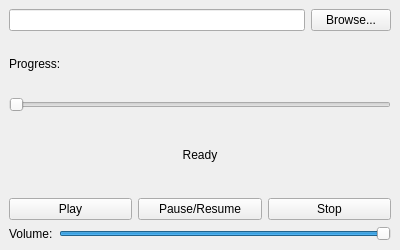
First picture: the form in src/mainwindow.ui, repository Virteso/music-player, before the edit.
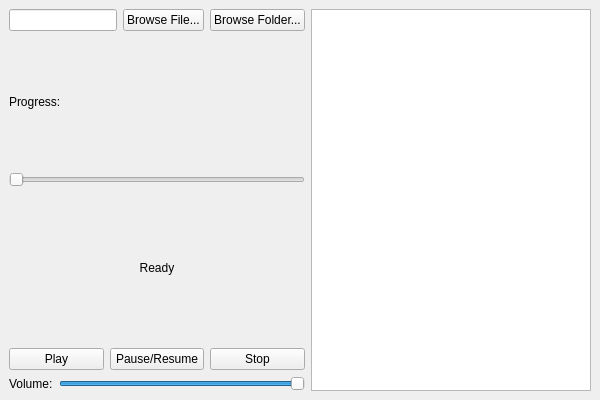
Second picture: the form after the edit.

Commit message: Added basic playlist functionality in reading from a folder

The edit to the form file:
```diff
--- a/src/mainwindow.ui
+++ b/src/mainwindow.ui
@@ -6,14 +6,16 @@
    <rect>
     <x>0</x>
     <y>0</y>
-    <width>400</width>
-    <height>250</height>
+    <width>600</width>
+    <height>400</height>
    </rect>
   </property>
   <property name="windowTitle">
    <string>Music Player</string>
   </property>
   <widget class="QWidget" name="centralwidget">
+   <layout class="QHBoxLayout" name="horizontalLayout_2">
+    <item>
    <layout class="QVBoxLayout" name="verticalLayout">
     <item>
      <layout class="QHBoxLayout" name="fileLayout">
@@ -23,7 +25,14 @@
       <item>
        <widget class="QPushButton" name="buttonBrowse">
         <property name="text">
-         <string>Browse...</string>
+           <string>Browse File...</string>
+          </property>
+         </widget>
+        </item>
+        <item>
+         <widget class="QPushButton" name="buttonBrowseFolder">
+          <property name="text">
+           <string>Browse Folder...</string>
         </property>
        </widget>
       </item>
@@ -108,6 +117,18 @@
        </widget>
       </item>
      </layout>
+      </item>
+     </layout>
+    </item>
+    <item>
+     <widget class="QListWidget" name="playlistWidget">
+      <property name="minimumSize">
+       <size>
+        <width>200</width>
+        <height>0</height>
+       </size>
+      </property>
+     </widget>
     </item>
    </layout>
   </widget>
```
Lines whose indentation alone changed are shown as unchanged. The commit also changes 8 other files.
